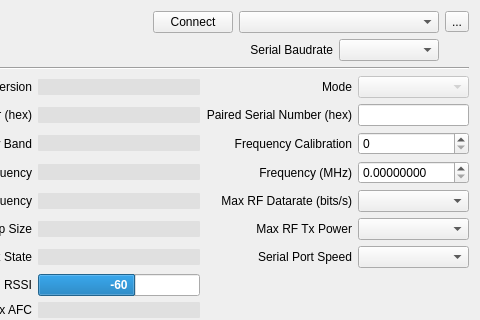
Before: the Qt Designer form ground/openpilotgcs/src/plugins/pipxtreme/pipxtreme.ui in openpilot/OpenPilot, drawn with Qt 5; both pictures show x 91 to 571 and y 0 to 320 of the 571 by 529 pixel window.
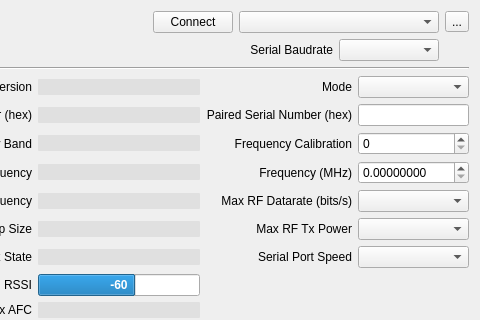
After: the same form once the commit is applied.

Diff of the .ui file:
```diff
--- a/ground/openpilotgcs/src/plugins/pipxtreme/pipxtreme.ui
+++ b/ground/openpilotgcs/src/plugins/pipxtreme/pipxtreme.ui
@@ -711,7 +711,7 @@
      <item row="0" column="4">
       <widget class="QComboBox" name="comboBox_Mode">
        <property name="enabled">
-        <bool>false</bool>
+        <bool>true</bool>
        </property>
        <property name="maximumSize">
         <size>
```
